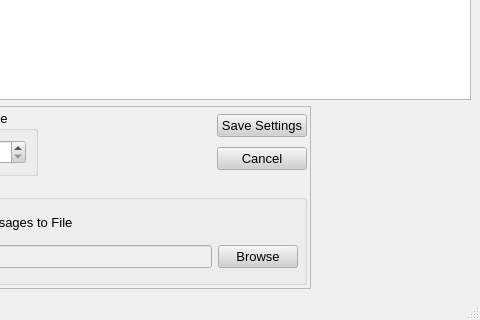
First picture: the form in src/gui/log/messagelog.ui, repository a-ilin/vidalia, before the edit; both pictures show x 218 to 698 and y 305 to 625 of the 698 by 625 pixel window.
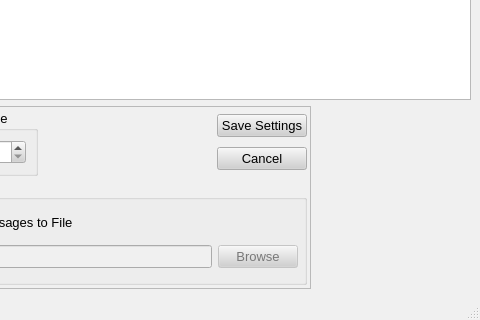
Second picture: the form after the edit. Icons and pictures are not drawn. Custom widgets are drawn as their Qt base class.

```diff
--- a/src/gui/log/messagelog.ui
+++ b/src/gui/log/messagelog.ui
@@ -627,6 +627,9 @@
             <property name="text" >
              <string>Browse</string>
             </property>
+            <property name="enabled" >
+             <bool>false</bool>
+            </property>
            </widget>
           </item>
           <item row="1" column="0" >
```
